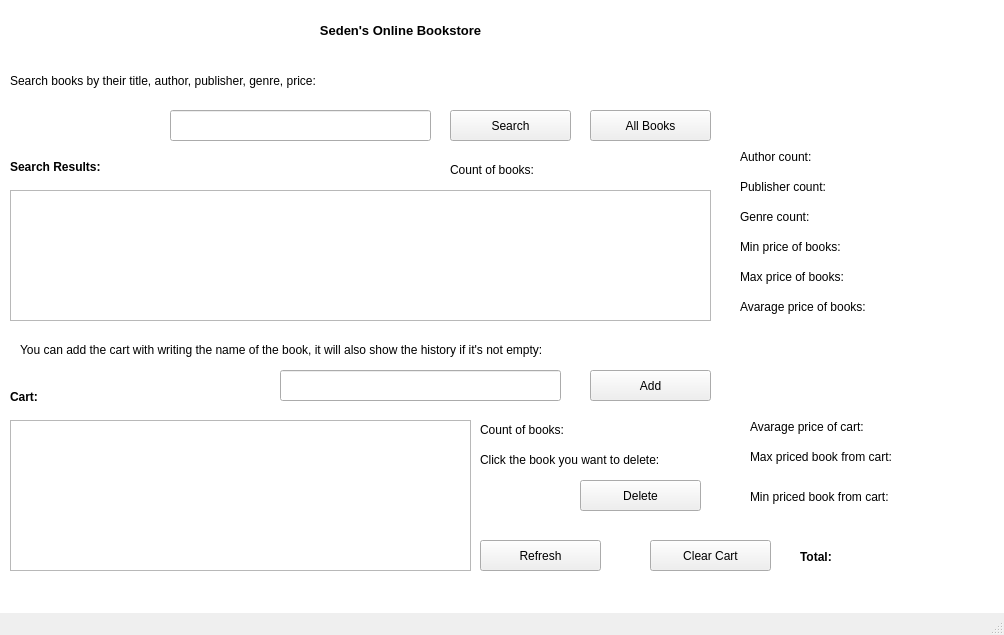
This is BookstoreProject.ui in SedenCanpolat/Online-Bookstore-Manager as Qt 5 draws it before an edit. The edited form follows.
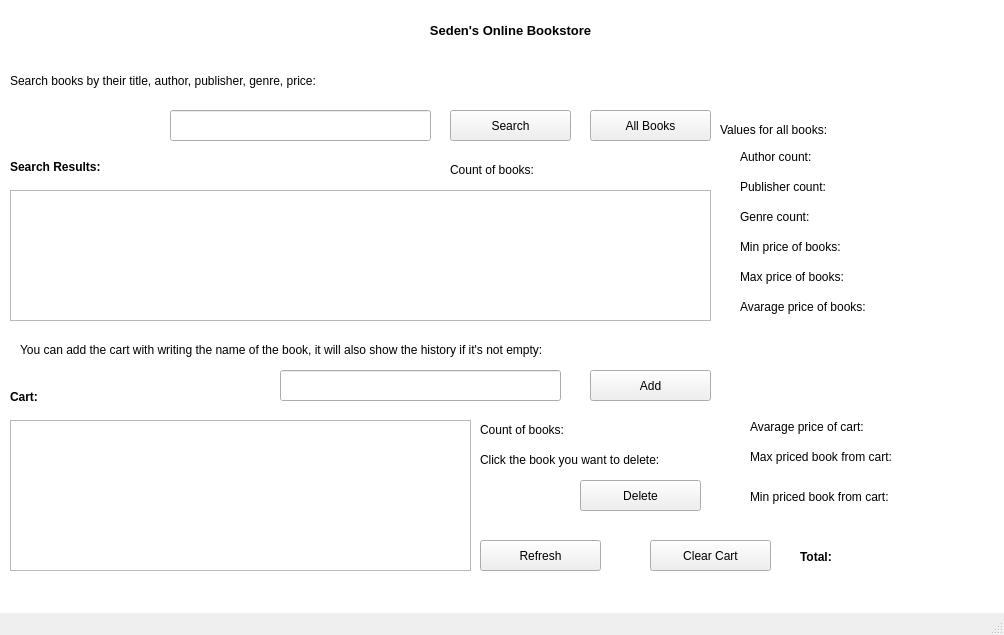
This is the edited form.

What changed in the file:
```diff
--- a/BookstoreProject.ui
+++ b/BookstoreProject.ui
@@ -89,7 +89,7 @@
    <widget class="QLabel" name="label">
     <property name="geometry">
      <rect>
-      <x>200</x>
+      <x>310</x>
       <y>20</y>
       <width>401</width>
       <height>20</height>
@@ -481,6 +481,19 @@
      <set>Qt::AlignLeading|Qt::AlignLeft|Qt::AlignTop</set>
     </property>
    </widget>
+   <widget class="QLabel" name="label_5">
+    <property name="geometry">
+     <rect>
+      <x>720</x>
+      <y>120</y>
+      <width>161</width>
+      <height>20</height>
+     </rect>
+    </property>
+    <property name="text">
+     <string>Values for all books:</string>
+    </property>
+   </widget>
   </widget>
   <widget class="QMenuBar" name="menubar">
    <property name="geometry">
```
